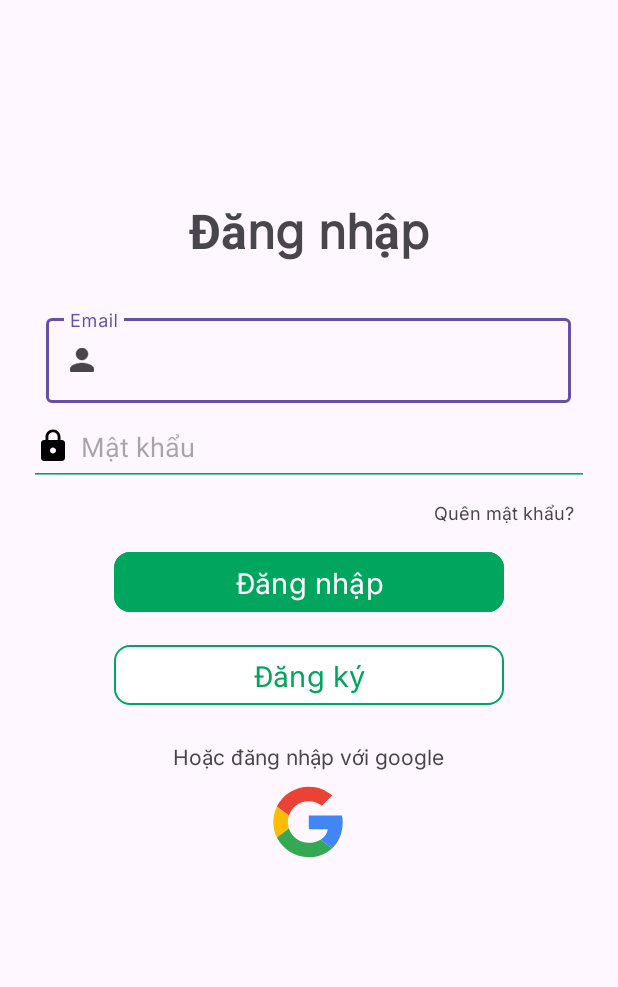
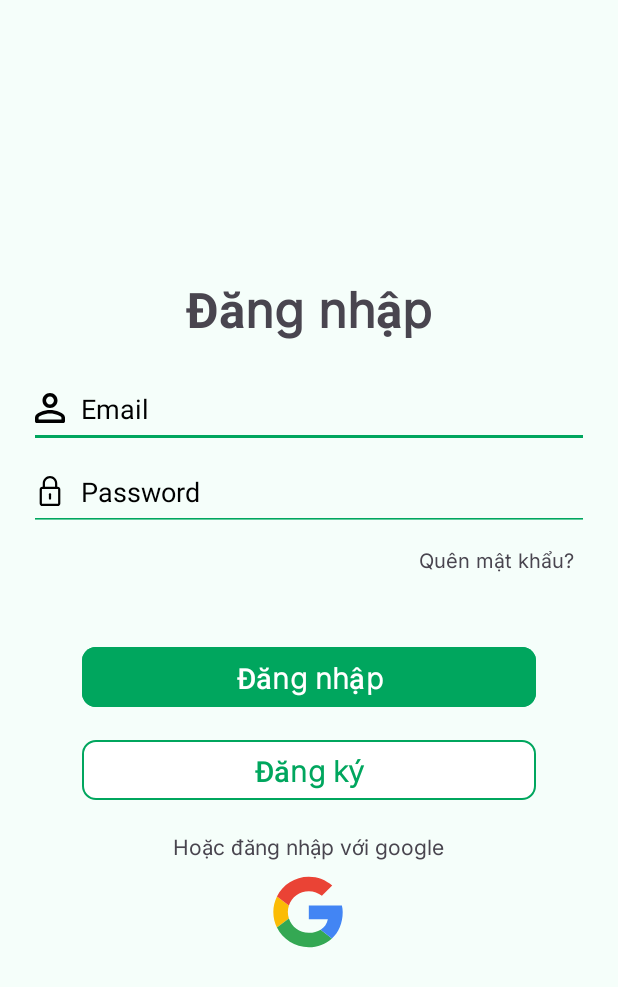
Before and after one commit to VanhMobile/Saller-App, an Android app: the LoginActivity screen opened directly, with no data from a screen before it, on a phone screen of 412 x 824 dp. Shown: the top 987 px of the screen. Run offline under Robolectric (Android 15) with nearby library versions, the phone set to English and light mode, and no system bars; our stand-ins replace sdp/ssp sizes.

Commit message:
login signup wellcome

```diff
--- a/app/src/main/res/drawable/icon_password.xml
+++ b/app/src/main/res/drawable/icon_password.xml
@@ -1,5 +1,12 @@
-<vector android:height="24dp" android:viewportHeight="203.1"
-    android:viewportWidth="203.1" android:width="24dp" xmlns:android="http://schemas.android.com/apk/res/android">
-    <path android:fillColor="#FF000000" android:pathData="M153.98,73.24h-3.31V49.12C150.67,22.03 128.63,0 101.55,0C74.46,0 52.43,22.03 52.43,49.12v24.12H49.12c-9.65,0 -17.5,7.85 -17.5,17.5v94.86c0,9.65 7.85,17.5 17.5,17.5h104.86c9.65,0 17.5,-7.85 17.5,-17.5V90.74C171.48,81.09 163.63,73.24 153.98,73.24zM67.43,49.12C67.43,30.3 82.74,15 101.55,15c18.81,0 34.12,15.3 34.12,34.12v24.12H67.43V49.12zM156.48,185.6c0,1.36 -1.14,2.5 -2.5,2.5H49.12c-1.36,0 -2.5,-1.14 -2.5,-2.5V90.74c0,-1.36 1.14,-2.5 2.5,-2.5H59.93h83.24h10.81c1.36,0 2.5,1.14 2.5,2.5V185.6z"/>
-    <path android:fillColor="#FF000000" android:pathData="M101.55,116.31c-4.14,0 -7.5,3.36 -7.5,7.5v28.72c0,4.14 3.36,7.5 7.5,7.5c4.14,0 7.5,-3.36 7.5,-7.5v-28.72C109.05,119.67 105.69,116.31 101.55,116.31z"/>
+<vector xmlns:android="http://schemas.android.com/apk/res/android"
+    android:width="20dp"
+    android:height="20dp"
+    android:viewportWidth="203.1"
+    android:viewportHeight="203.1">
+    <path
+        android:fillColor="#FF000000"
+        android:pathData="M153.98,73.24h-3.31V49.12C150.67,22.03 128.63,0 101.55,0C74.46,0 52.43,22.03 52.43,49.12v24.12H49.12c-9.65,0 -17.5,7.85 -17.5,17.5v94.86c0,9.65 7.85,17.5 17.5,17.5h104.86c9.65,0 17.5,-7.85 17.5,-17.5V90.74C171.48,81.09 163.63,73.24 153.98,73.24zM67.43,49.12C67.43,30.3 82.74,15 101.55,15c18.81,0 34.12,15.3 34.12,34.12v24.12H67.43V49.12zM156.48,185.6c0,1.36 -1.14,2.5 -2.5,2.5H49.12c-1.36,0 -2.5,-1.14 -2.5,-2.5V90.74c0,-1.36 1.14,-2.5 2.5,-2.5H59.93h83.24h10.81c1.36,0 2.5,1.14 2.5,2.5V185.6z" />
+    <path
+        android:fillColor="#FF000000"
+        android:pathData="M101.55,116.31c-4.14,0 -7.5,3.36 -7.5,7.5v28.72c0,4.14 3.36,7.5 7.5,7.5c4.14,0 7.5,-3.36 7.5,-7.5v-28.72C109.05,119.67 105.69,116.31 101.55,116.31z" />
 </vector>
--- a/app/src/main/res/drawable/icon_user.xml
+++ b/app/src/main/res/drawable/icon_user.xml
@@ -1,6 +1,12 @@
-<vector android:height="24dp" android:viewportHeight="16"
-    android:viewportWidth="16" android:width="24dp" xmlns:android="http://schemas.android.com/apk/res/android">
-    <path android:fillColor="#1D1D1D" android:fillType="evenOdd"
+<vector xmlns:android="http://schemas.android.com/apk/res/android"
+    android:width="20dp"
+    android:height="20dp"
+    android:viewportWidth="16"
+    android:viewportHeight="16">
+    <path
+        android:fillColor="#000000"
+        android:fillType="evenOdd"
         android:pathData="M8,1.9C9.16,1.9 10.1,2.84 10.1,4C10.1,5.16 9.16,6.1 8,6.1C6.84,6.1 5.9,5.16 5.9,4C5.9,2.84 6.84,1.9 8,1.9ZM8,10.9C10.97,10.9 14.1,12.36 14.1,13L14.1,14.1L1.9,14.1L1.9,13C1.9,12.36 5.03,10.9 8,10.9ZM8,0C5.79,0 4,1.79 4,4C4,6.21 5.79,8 8,8C10.21,8 12,6.21 12,4C12,1.79 10.21,0 8,0ZM8,9C5.33,9 0,10.34 0,13L0,15C0,15.55 0.45,16 1,16L15,16C15.55,16 16,15.55 16,15L16,13C16,10.34 10.67,9 8,9Z"
-        android:strokeColor="#00000000" android:strokeWidth="1"/>
+        android:strokeWidth="1"
+        android:strokeColor="#00000000" />
 </vector>
--- a/app/src/main/res/layout/activity_login.xml
+++ b/app/src/main/res/layout/activity_login.xml
@@ -4,48 +4,45 @@
     xmlns:tools="http://schemas.android.com/tools"
     android:layout_width="match_parent"
     android:layout_height="match_parent"
-    android:gravity="center_horizontal"
+    android:gravity="center"
     android:orientation="vertical"
+    android:background="@color/line_light"
     tools:context=".controller.view.LoginActivity">
 
     <TextView
         android:layout_width="wrap_content"
         android:layout_height="wrap_content"
-        android:layout_marginTop="@dimen/_100sdp"
         android:fontFamily="@font/inter"
         android:text="@string/txt_login"
-        android:textSize="32sp"
+        android:textSize="@dimen/_25ssp"
         android:textStyle="bold" />
 
-
-    <com.google.android.material.textfield.TextInputLayout
-        android:layout_width="350dp"
+    <EditText
+        android:id="@+id/ed_login_email"
+        android:layout_marginTop="@dimen/_18sdp"
+        android:backgroundTint="@color/line"
+        android:hint="@string/til_email"
+        android:textColorHint="@color/black"
+        android:drawableStart="@drawable/icon_user"
+        android:drawablePadding="@dimen/_8sdp"
+        android:paddingBottom="@dimen/_11sdp"
+        android:layout_width="match_parent"
         android:layout_height="wrap_content"
-        android:layout_marginTop="@dimen/_25sdp"
-        android:hint="@string/til_email"
-        android:fontFamily="@font/inter"
-        app:startIconContentDescription="Email"
-        app:startIconDrawable="@drawable/icon_person">
-
-        <com.google.android.material.textfield.TextInputEditText
-            android:id="@+id/edEmail"
-            android:layout_width="match_parent"
-            android:layout_height="wrap_content"
-            android:fontFamily="@font/inter"/>
-
-    </com.google.android.material.textfield.TextInputLayout>
+        android:layout_marginHorizontal="@dimen/_15sdp"/>
 
 
     <EditText
         android:id="@+id/ed_login_password"
         android:layout_marginTop="@dimen/_5sdp"
         android:backgroundTint="@color/line"
-        android:hint="Mật khẩu"
-        android:drawablePadding="@dimen/_5sdp"
+        android:hint="@string/til_password"
+        android:textColorHint="@color/black"
+        android:drawableStart="@drawable/icon_password"
+        android:drawablePadding="@dimen/_8sdp"
         android:paddingBottom="@dimen/_11sdp"
         android:layout_width="match_parent"
         android:layout_height="wrap_content"
-        android:drawableStart="@drawable/icon_lock"
+
         android:layout_marginHorizontal="@dimen/_15sdp"/>
 
     <TextView
@@ -57,29 +54,33 @@
         android:gravity="right"
         android:text="@string/txt_remember"
         android:fontFamily="@font/inter"
-        android:textSize="12sp" />
+        android:textSize="@dimen/_10ssp" />
 
 
     <com.google.android.material.button.MaterialButton
         android:id="@+id/btn_login_login"
-        android:layout_width="@dimen/_200sdp"
+        android:layout_width="match_parent"
+        android:layout_marginHorizontal="@dimen/_42sdp"
         android:layout_height="wrap_content"
-        app:cornerRadius="@dimen/_8sdp"
-        android:fontFamily="@font/inter"
+        app:cornerRadius="@dimen/_7sdp"
+        android:fontFamily="@font/inter_light"
+        android:textStyle="bold"
         android:text="@string/txt_login"
         android:textSize="@dimen/_15ssp"
         android:textColor="@color/white"
         android:backgroundTint="@color/line"
-        android:layout_marginTop="@dimen/_11sdp"/>
+        android:layout_marginTop="@dimen/_35sdp"/>
 
     <com.google.android.material.button.MaterialButton
         android:id="@+id/btn_login_signup"
         app:strokeWidth="@dimen/_1sdp"
         app:strokeColor="@color/line"
-        android:layout_width="@dimen/_200sdp"
+        android:layout_width="match_parent"
+        android:layout_marginHorizontal="@dimen/_42sdp"
         android:layout_height="wrap_content"
-        app:cornerRadius="@dimen/_8sdp"
-        android:fontFamily="@font/inter"
+        app:cornerRadius="@dimen/_7sdp"
+        android:fontFamily="@font/inter_light"
+        android:textStyle="bold"
         android:text="@string/txt_signup"
         android:textSize="@dimen/_15ssp"
         android:textColor="@color/line"
@@ -91,7 +92,7 @@
     <TextView
         android:layout_width="wrap_content"
         android:layout_height="wrap_content"
-        android:layout_marginTop="20dp"
+        android:layout_marginTop="@dimen/_13sdp"
         android:text="@string/txt_login_gg"
         android:fontFamily="@font/inter"
         android:textSize="14sp" />
--- a/app/src/main/res/values/colors.xml
+++ b/app/src/main/res/values/colors.xml
@@ -9,4 +9,5 @@
     <color name="light_gray">#EEEEEE</color>
     <color name="red">#F40707</color>
     <color name="background_home">#D3D3D3</color>
+    <color name="line_light">#F5FEFA</color>
 </resources>
```
Also changed, not shown: app/src/main/res/layout/activity_sign_up.xml (+38 -53 lines).
